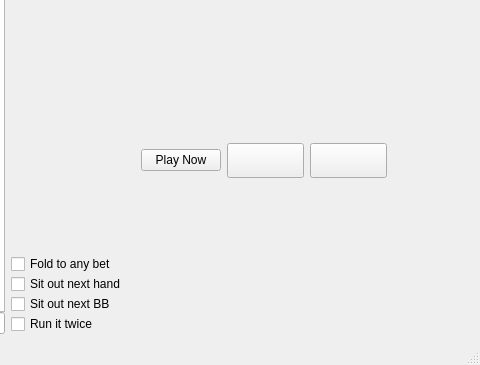
First picture: the form in qt-client/client/table.ui, repository paunovic/chipup-poker, before the edit; both pictures show x 149 to 629 and y 85 to 450 of the 629 by 450 pixel window.
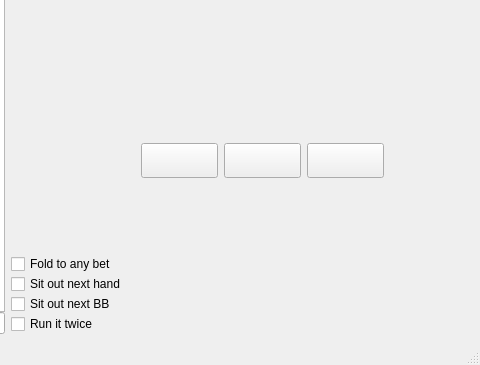
Second picture: the form after the edit. Icons and pictures are not drawn.

Commit message: fix some table behaviour logic

```diff
--- a/qt-client/client/table.ui
+++ b/qt-client/client/table.ui
@@ -160,8 +160,22 @@
          <layout class="QHBoxLayout" name="verticalLayout_5">
           <item>
            <widget class="QPushButton" name="btPlayNow">
+            <property name="minimumSize">
+             <size>
+              <width>77</width>
+              <height>35</height>
+             </size>
+            </property>
+            <property name="styleSheet">
+             <string notr="true">QPushButton {
+	border-image:url(:/resources/table/PlayNowButtonNormal.png);
+}
+QPushButton:pressed {
+	border-image:url(:/resources/table/PlayNowButtonPressed.png);
+}</string>
+            </property>
             <property name="text">
-             <string>Play Now</string>
+             <string/>
             </property>
            </widget>
           </item>
```
The commit also changes 7 other files.
